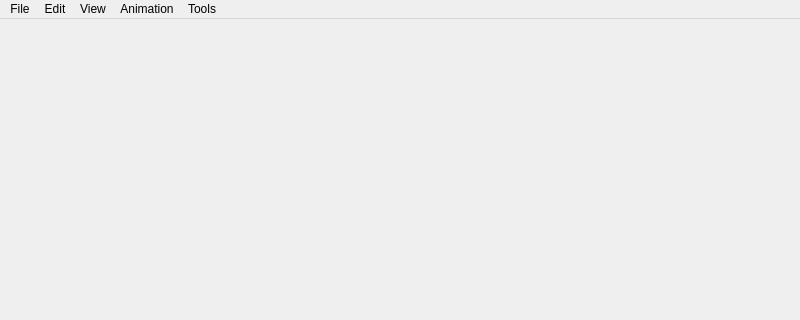
Qt form src/interface/mainwindow2.ui (pencil2d/pencil) before a commit; both pictures show x 0 to 800 and y 0 to 320 of the 800 by 600 pixel window.
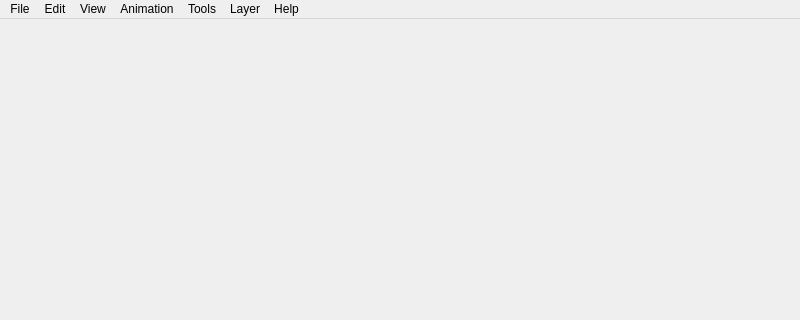
The same form after that commit. Icons and pictures are not drawn.

Commit message: MainWindow2: move layer menu to .ui

What changed in the file:
```diff
--- a/src/interface/mainwindow2.ui
+++ b/src/interface/mainwindow2.ui
@@ -152,11 +152,31 @@
     <addaction name="actionEyedropper"/>
     <addaction name="actionEraser"/>
    </widget>
+   <widget class="QMenu" name="menuLayer">
+    <property name="title">
+     <string>Layer</string>
+    </property>
+    <addaction name="actionNew_Bitmap_Layer"/>
+    <addaction name="actionNew_Vector_Layer"/>
+    <addaction name="actionNew_Sound_Layer"/>
+    <addaction name="actionNew_Camera_Layer"/>
+    <addaction name="separator"/>
+    <addaction name="actionDelete_Current_Layer"/>
+   </widget>
+   <widget class="QMenu" name="menuHelp">
+    <property name="title">
+     <string>Help</string>
+    </property>
+    <addaction name="actionHelp"/>
+    <addaction name="actionAbout"/>
+   </widget>
    <addaction name="menuFile"/>
    <addaction name="menuEdit"/>
    <addaction name="menuView"/>
    <addaction name="menuAnimation"/>
    <addaction name="menuTools"/>
+   <addaction name="menuLayer"/>
+   <addaction name="menuHelp"/>
   </widget>
   <widget class="QStatusBar" name="statusbar"/>
   <action name="actionNew">
```
Left out of the diff: 51 changed lines with no effect on the pictures. The commit also changes 2 other files.
